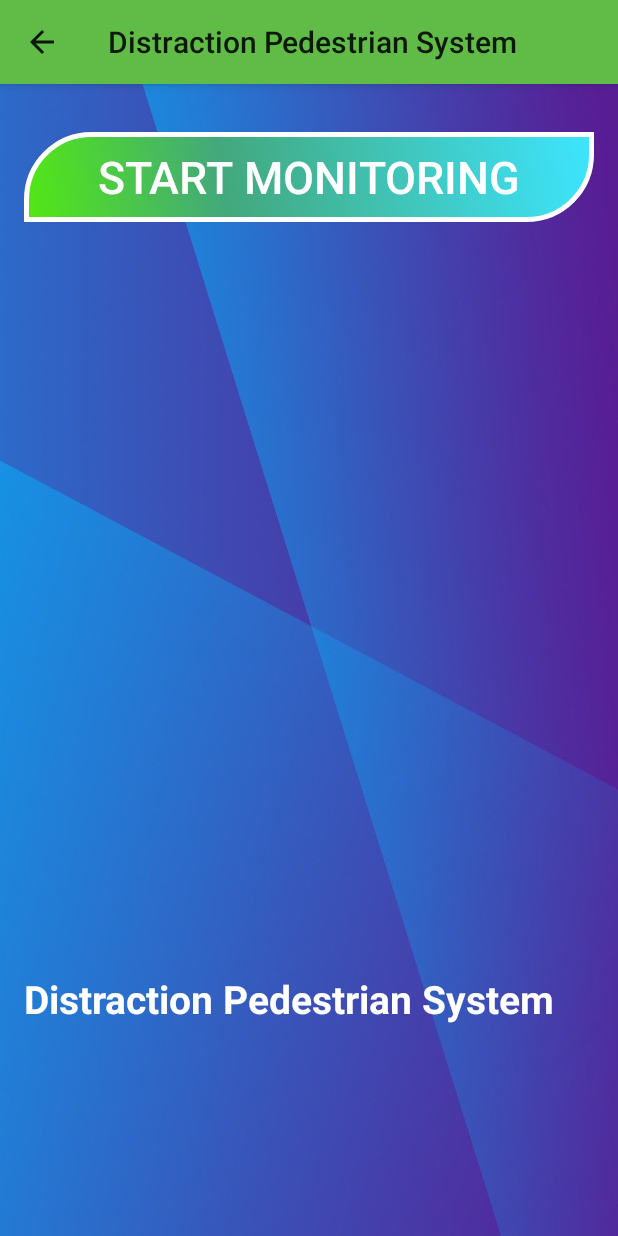
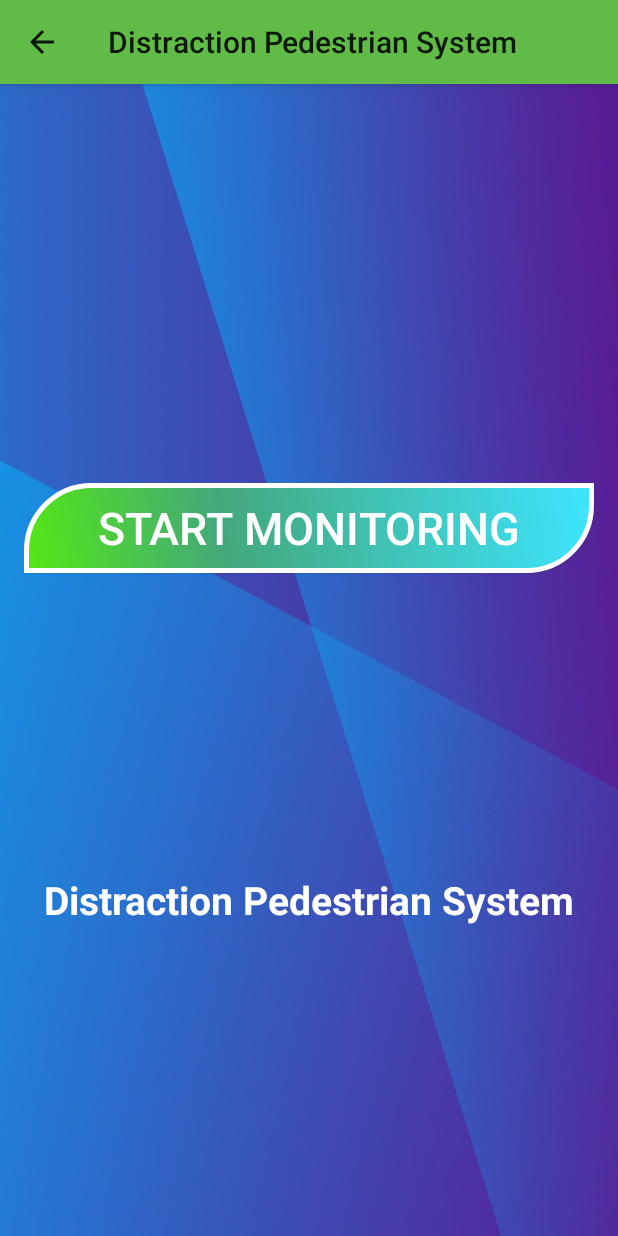
Before and after one commit to TommasoNocchi/DistractionPedestrianSystem, an Android app: the BackgroundScanActivity screen opened directly, with no data from a screen before it, on a phone screen of 412 x 824 dp. Run offline under Robolectric (Android 15) with nearby library versions, the phone set to English and light mode, and no system bars; libraries missing offline, so code that uses them is left out: com.kontakt.sdk.

Commit message:
updated user interface; corrected errors coming from previous versions; updated details for ultimating final version

```diff
--- a/app/src/main/java/it/unipi/sample/samples/BackgroundScanActivity.java
+++ b/app/src/main/java/it/unipi/sample/samples/BackgroundScanActivity.java
@@ -50,8 +50,6 @@ public class BackgroundScanActivity extends AppCompatActivity implements View.On
   private Intent serviceIntent;
   private TextView statusText;
 
-
-
   private static String TAG = "StepCounterExample";
 
   private static Context context;
@@ -75,7 +73,11 @@ public class BackgroundScanActivity extends AppCompatActivity implements View.On
     //Setup buttons
     setupButtons();
 
-    //readFromFile(context);
+    Button scanButton = (Button) findViewById(R.id.scan_button);
+    if(BackgroundScanService.isRunning)
+      scanButton.setText("Stop monitoring");
+    else
+      scanButton.setText("Start monitoring");
   }
 
 
@@ -127,7 +129,6 @@ public class BackgroundScanActivity extends AppCompatActivity implements View.On
         scanButton.setText("Start monitoring");
         stopBackgroundService();
       }
-
     }
   }
 
@@ -175,65 +176,4 @@ public class BackgroundScanActivity extends AppCompatActivity implements View.On
     super.onDestroy();
     //writeFileHistory(context);
   }
-
-  /**
-  private double fromRSSItoMeters(int deviceRSSI){
-    return Math.pow(10, (MEASURED_POWER-deviceRSSI)/(10*ENVIROMENT_FACTOR_CONSTANT));
-  }*/
-
-  /*
-  //for possible localhistory
-  private void writeFileHistory(Context context) {
-    String tmp;
-    for (RemoteBluetoothDevice en : encountered_devs){
-      tmp = "Name: "+en.getName()+", Timestamp: "+en.getTimestamp();
-      try {
-        OutputStreamWriter outputStreamWriter = new OutputStreamWriter(context.openFileOutput("history.txt", Context.MODE_PRIVATE));
-        outputStreamWriter.write(tmp);
-        outputStreamWriter.close();
-      }
-      catch (IOException e) {
-        Log.e("Exception", "File write failed: " + e.toString());
-      }
-    }
-  }*/
-
-  /*private String readFromFile(Context context) {
-
-    String ret = "";
-
-    try {
-      InputStream inputStream = context.openFileInput("history.txt");
-
-      if ( inputStream != null ) {
-        InputStreamReader inputStreamReader = new InputStreamReader(inputStream);
-        BufferedReader bufferedReader = new BufferedReader(inputStreamReader);
-        String receiveString = "";
-        StringBuilder stringBuilder = new StringBuilder();
-
-        while ( (receiveString = bufferedReader.readLine()) != null ) {
-          stringBuilder.append("\n").append(receiveString);
-        }
-
-        inputStream.close();
-        ret = stringBuilder.toString();
-      }
-    }
-    catch (FileNotFoundException e) {
-      Log.e("login activity", "File not found: " + e.toString());
-    } catch (IOException e) {
-      Log.e("login activity", "Can not read file: " + e.toString());
-    }
-
-    System.out.println("READ from file:"+ret);
-    return ret;
-  }*/
-
-
-
-  /**
-   * Note: The code above works well, but the resulting String will not contain any of the linebreaks from the file.
-   * To add linebreaks again, change line "stringBuilder.append(receiveString);" to "stringBuilder.append(receiveString).append("\n");".
-   * If you expect other linebreak characters (e.g. Windows text files will have \r etc..), in your final string, you'll have to adapt this a bit more.
-   */
 }
--- a/app/src/main/res/layout/activity_background_scan.xml
+++ b/app/src/main/res/layout/activity_background_scan.xml
@@ -14,15 +14,15 @@
       android:id="@+id/scan_button"
       android:layout_width="match_parent"
       android:layout_height="wrap_content"
-      android:textColor="#FFFFFF"
-      android:textSize="30sp"
-      android:layout_marginTop="16dp"
+      android:layout_marginTop="250dp"
       android:background="@drawable/custom_button"
       android:shadowColor="#A8A8A8"
       android:shadowDx="0"
       android:shadowDy="0"
       android:shadowRadius="0"
-      android:text="@string/start_monitoring" />
+      android:text="@string/start_monitoring"
+      android:textColor="#FFFFFF"
+      android:textSize="30sp" />
 
   <ProgressBar
       android:id="@+id/scanning_progress"
@@ -35,10 +35,11 @@
 
   <TextView
       android:id="@+id/textView1"
-      android:layout_width="wrap_content"
+      android:layout_width="match_parent"
       android:layout_height="wrap_content"
       android:layout_centerInParent="true"
-      android:layout_marginTop="500dp"
+      android:layout_marginTop="200dp"
+      android:gravity="center"
       android:text="Distraction Pedestrian System"
       android:textSize="26sp"
       android:textColor="#FFFF"
--- a/app/src/main/res/layout/activity_main.xml
+++ b/app/src/main/res/layout/activity_main.xml
@@ -53,7 +53,7 @@
         android:layout_marginTop="40dp"
         android:text="LOOK AT LAST INFORMATION"
         android:textColor="#FFFF"
-        android:textAlignment="center"
+        android:gravity="center"
         android:textSize="20sp"
         android:textStyle="bold" />
 
@@ -63,7 +63,9 @@
         android:layout_height="wrap_content"
         android:layout_below="@id/button"
         android:layout_marginTop="20dp"
-        android:textSize="20sp"
+        android:textSize="12sp"
+        android:textColor="#FFFF"
+        android:gravity="center"
         android:textStyle="bold" />
 
 
```
Also changed, not shown: app/src/main/java/it/unipi/sample/MainActivity.java (+9 -4 lines), app/src/main/java/it/unipi/sample/service/BackgroundScanService.java (+15 -18 lines).
